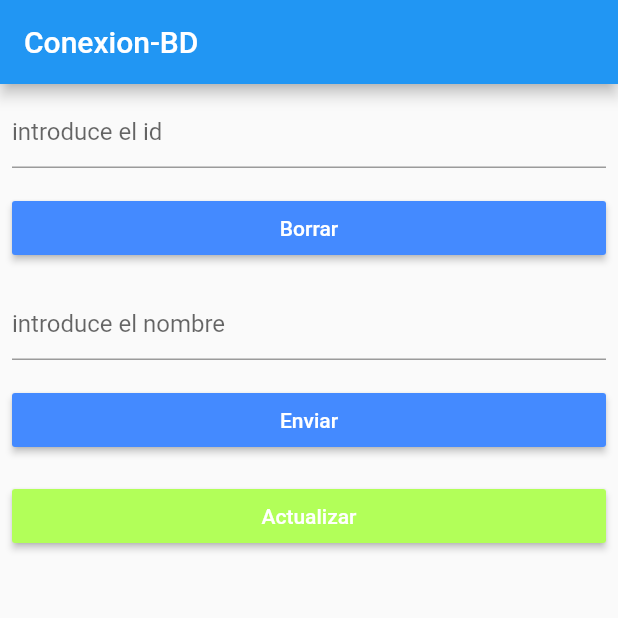
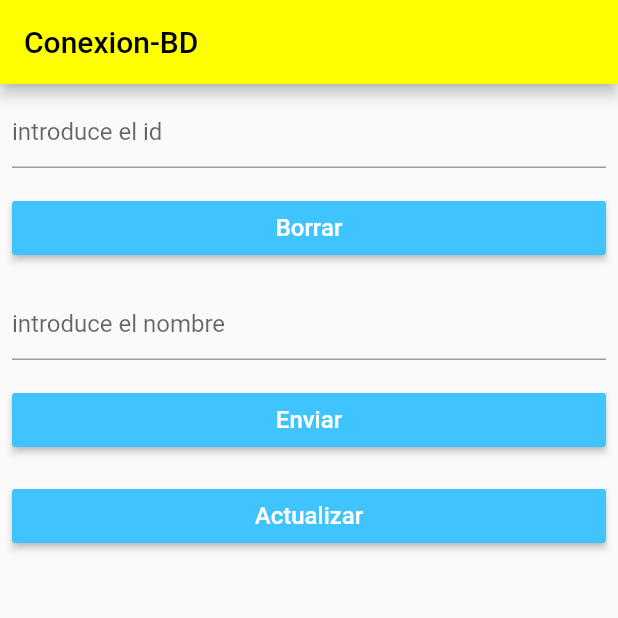
Before and after one commit to tronxi/conexionbd_flutter, a Flutter app: the screen it shows after launch, on a phone screen of 412 x 824 dp, the top half of it. Run offline on Flutter 3.47's test engine with Material 2 defaults, Android fonts, the phone set to English and light mode, and no system bars; network calls fail.

Commit message:
cambio diseño

```diff
--- a/lib/main.dart
+++ b/lib/main.dart
@@ -42,6 +42,13 @@ class Myapp extends StatefulWidget {
 class MyAppState extends State<Myapp> {
   final TextEditingController controllerEnviar = new TextEditingController();
   final TextEditingController controllerBorrar = new TextEditingController();
+
+  Color colorFondoBoton = Colors.lightBlueAccent;
+
+  TextStyle estiloTextoBoton = TextStyle(
+    color: Colors.white,
+    fontSize: 16
+  );
   String mensajeEnviar = "";
   String mensajeBorrar = "";
   bool mostrar;
@@ -56,7 +63,10 @@ class MyAppState extends State<Myapp> {
   Widget build(BuildContext context) {
     return Scaffold(
         appBar: AppBar(
-          title: Text("Conexion-BD"),
+          backgroundColor: Colors.yellowAccent,
+          title: Text("Conexion-BD", style: TextStyle(
+            color: Colors.black
+          ),),
         ),
         body: Container(
             padding: EdgeInsets.all(8.0),
@@ -76,9 +86,9 @@ class MyAppState extends State<Myapp> {
                   RaisedButton(
                     child: Text(
                       "Borrar",
-                      style: TextStyle(color: Colors.white),
+                      style: estiloTextoBoton
                     ),
-                    color: Colors.blueAccent,
+                    color: colorFondoBoton,
                     onPressed: onPressBorrar,
                   ),
                   Padding(padding: EdgeInsets.all(8.0)),
@@ -94,18 +104,18 @@ class MyAppState extends State<Myapp> {
                   RaisedButton(
                     child: Text(
                       "Enviar",
-                      style: TextStyle(color: Colors.white),
+                      style: estiloTextoBoton
                     ),
-                    color: Colors.blueAccent,
+                    color: colorFondoBoton,
                     onPressed: onPressEnviar,
                   ),
                   Padding(padding: EdgeInsets.all(8.0)),
                   RaisedButton(
                     child: Text(
                       "Actualizar",
-                      style: TextStyle(color: Colors.white),
+                      style: estiloTextoBoton,
                     ),
-                    color: Colors.lightGreenAccent,
+                    color: colorFondoBoton,
                     onPressed: onPressActualizar,
                   ),
                   Padding(padding: EdgeInsets.all(8.0)),
```
